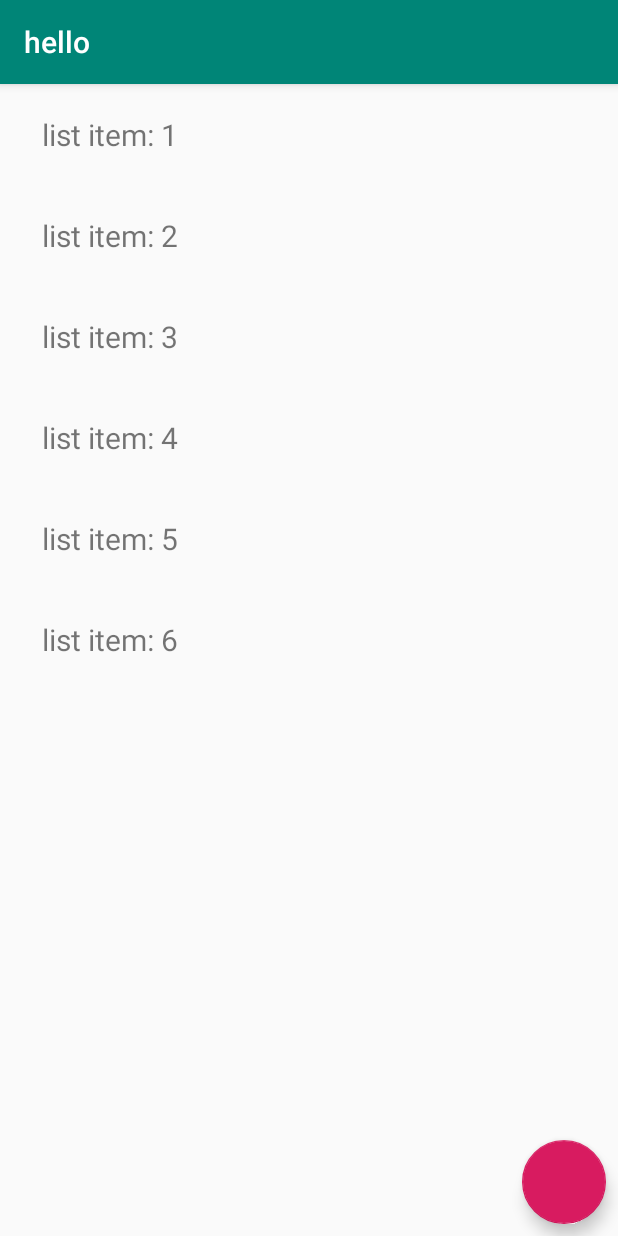
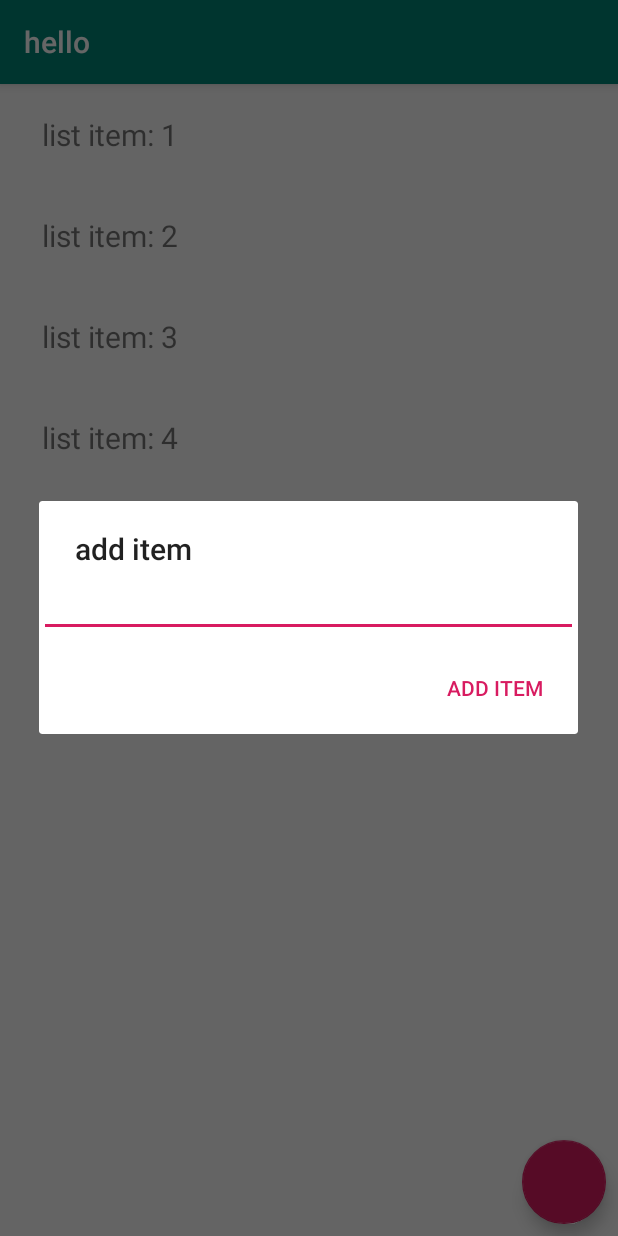
Before and after one commit to alvinooo/hello, an Android app: the screen it shows after launch (MainActivity), after a tap on an icon or button, on a phone screen of 412 x 824 dp. Run offline under Robolectric (Android 15) with nearby library versions, the phone set to English and light mode, and no system bars.

Commit message:
Added new item input form -> TODO: add edit item input form

```diff
--- a/app/src/main/java/com/example/alvinheng/hello/DragAdapter.kt
+++ b/app/src/main/java/com/example/alvinheng/hello/DragAdapter.kt
@@ -15,10 +15,11 @@ class DragAdapter(adapter: TaskAdapter, context: Context, dragDirs: Int,
     }
 
     override fun onSwiped(viewHolder: RecyclerView.ViewHolder, direction: Int) {
+        val position = viewHolder.adapterPosition
         if (direction == ItemTouchHelper.LEFT) {
-            adapter.removeItem(viewHolder.adapterPosition)
+            adapter.removeItem(position)
         } else {
-            adapter.removeItem(viewHolder.adapterPosition)
+            adapter.removeItem(position)
         }
     }
 }
--- /dev/null
+++ b/app/src/main/java/com/example/alvinheng/hello/Form.kt
@@ -0,0 +1,25 @@
+package com.example.alvinheng.hello
+
+import android.content.Context
+import android.support.v7.app.AlertDialog
+import android.view.LayoutInflater
+import android.widget.EditText
+
+class Form(form_title: String, context: Context, adapter: TaskAdapter) {
+    init {
+        val titleMap = HashMap<String, (String) -> Unit>()
+        val formBuilder = AlertDialog.Builder(context)
+        val formLayout = LayoutInflater.from(context).inflate(R.layout.input_form, null)
+        val formView = formLayout.findViewById(R.id.name_field) as EditText
+
+        titleMap.put(context.getString(R.string.form_title_add_item)) {item: String -> adapter.appendItem(item)}
+        formBuilder.setTitle(form_title)
+        formBuilder.setView(formLayout)
+
+        formBuilder.setPositiveButton(form_title) { dialog, which ->
+            titleMap[form_title]!!.invoke(formView.text.toString())
+            dialog.dismiss()
+        }
+        formBuilder.show()
+    }
+}
--- a/app/src/main/java/com/example/alvinheng/hello/MainActivity.kt
+++ b/app/src/main/java/com/example/alvinheng/hello/MainActivity.kt
@@ -16,7 +16,7 @@ class MainActivity : AppCompatActivity() {
         super.onCreate(savedInstanceState)
         setContentView(R.layout.activity_main)
 
-        var list = ArrayList((1..5).toList())
+        var list = ArrayList((1..5).toList().map {it.toString()})
 
         val adapter = TaskAdapter(list, this)
         randomList.layoutManager = LinearLayoutManager(this)
@@ -30,8 +30,9 @@ class MainActivity : AppCompatActivity() {
         addItem.setOnClickListener {extendList(list, adapter)}
     }
 
-    fun extendList(list: ArrayList<Int>, adapter: TaskAdapter) {
-        list.add(list.size + 1)
-        adapter.notifyItemChanged(list.size - 1)
+    fun extendList(list: ArrayList<String>, adapter: TaskAdapter) {
+        Form(getString(R.string.form_title_add_item), this, adapter)
+//        list.add(list.size + 1)
+//        adapter.notifyItemChanged(list.size - 1)
     }
 }
--- a/app/src/main/java/com/example/alvinheng/hello/TaskAdapter.kt
+++ b/app/src/main/java/com/example/alvinheng/hello/TaskAdapter.kt
@@ -1,15 +1,13 @@
 package com.example.alvinheng.hello
 
 import android.content.Context
-import android.content.res.Resources
 import android.support.v7.widget.RecyclerView
-import android.support.v7.widget.helper.ItemTouchHelper
 import android.view.LayoutInflater
 import android.view.View
 import android.view.ViewGroup
 import kotlinx.android.synthetic.main.radio_button.view.*
 
-class TaskAdapter(val items: ArrayList<Int>,
+class TaskAdapter(val items: ArrayList<String>,
                   val context: Context) : RecyclerView.Adapter<RadioButtonHolder>() {
     override fun getItemCount(): Int {
         return items.size
@@ -17,12 +15,22 @@ class TaskAdapter(val items: ArrayList<Int>,
 
     override fun onCreateViewHolder(parent: ViewGroup, viewType: Int): RadioButtonHolder {
         return RadioButtonHolder(
-                LayoutInflater.from(context).inflate(R.layout.radio_button, parent, false))
+            LayoutInflater.from(context).inflate(R.layout.radio_button, parent, false))
     }
 
     override fun onBindViewHolder(holder: RadioButtonHolder, position: Int) {
         holder.radioButton.text =
                 context.getString(R.string.list_item_string).format(items.get(position))
+    }
+
+    fun appendItem(item: String) {
+        items.add(item)
+        notifyItemInserted(itemCount - 1)
+    }
+
+    fun editItem(position: Int, item: String) {
+        items[position] = item
+        notifyItemChanged(position)
     }
 
     fun removeItem(position: Int) {
--- /dev/null
+++ b/app/src/main/res/layout/input_form.xml
@@ -0,0 +1,11 @@
+<?xml version="1.0" encoding="utf-8"?>
+<LinearLayout xmlns:android="http://schemas.android.com/apk/res/android"
+              android:orientation="vertical"
+              android:layout_width="match_parent"
+              android:layout_height="match_parent">
+
+    <EditText
+            android:id="@+id/name_field"
+            android:layout_width="match_parent"
+            android:layout_height="wrap_content"/>
+</LinearLayout>
--- a/app/src/main/res/values/strings.xml
+++ b/app/src/main/res/values/strings.xml
@@ -1,4 +1,5 @@
 <resources>
-    <string name="list_item_string">list item: %1d</string>
+    <string name="list_item_string">list item: %1$s</string>
     <string name="app_name">hello</string>
+    <string name="form_title_add_item">add item</string>
 </resources>
```
